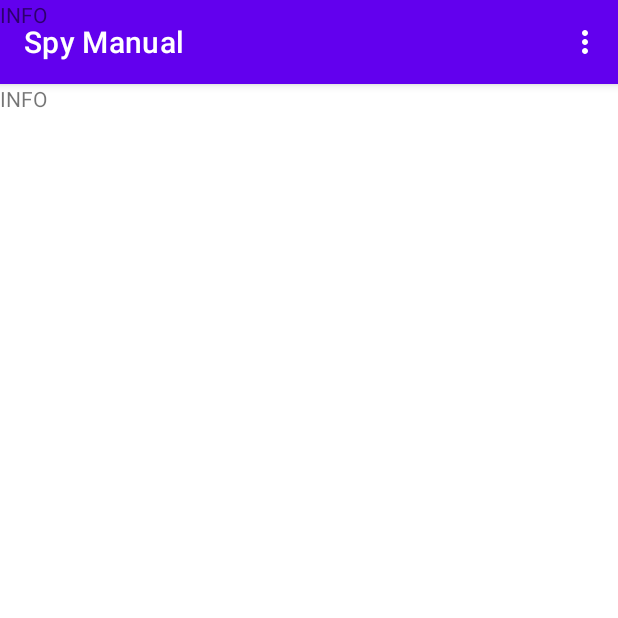
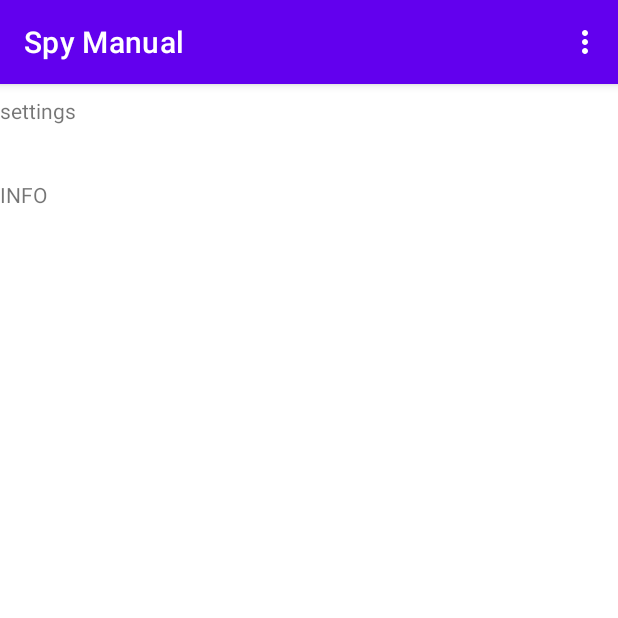
Before and after one commit to JavierEspinMegias/SpyManual, an Android app: the InfoFragment screen opened through its navigation route, in the options menu, after a tap on "Settings", on a phone screen of 412 x 824 dp, the top half of it. Run offline under Robolectric (Android 15) with nearby library versions, the phone set to English and light mode, and no system bars; our stand-ins replace navigation-ui.

```diff
--- a/app/src/main/java/app/car/spymanual/MainActivity.java
+++ b/app/src/main/java/app/car/spymanual/MainActivity.java
@@ -73,24 +73,10 @@ public class MainActivity extends AppCompatActivity {
 
     @Override
     public boolean onOptionsItemSelected(MenuItem item) {
-        // Handle action bar item clicks here. The action bar will
-        // automatically handle clicks on the Home/Up button, so long
-        // as you specify a parent activity in AndroidManifest.xml.
-        int id = item.getItemId();
-//        Toast.makeText(this, ""+item.getTitle(), Toast.LENGTH_SHORT).show();
-//        if (item.getTitle().toString().toLowerCase().equals("settings")){
-//            getSupportFragmentManager().beginTransaction().replace(android.R.id.content, new SettingsFragment()).commit();
-//        }else{
-//            getSupportFragmentManager().beginTransaction().replace(android.R.id.content, new InfoFragment()).commit();
-//        }
-
-        switch (id){
-            default:
-                Toast.makeText(this, item.getTitle(), Toast.LENGTH_SHORT).show();
-            case R.id.action_settings:
-                getSupportFragmentManager().beginTransaction().replace(android.R.id.content, new SettingsFragment()).commit();
-            case R.id.action_info:
-                getSupportFragmentManager().beginTransaction().replace(android.R.id.content, new InfoFragment()).commit();
+        if (item.getTitle().equals(getResources().getString(R.string.action_settings))){
+            getSupportFragmentManager().beginTransaction().replace(android.R.id.content, new SettingsFragment()).commit();
+        }else{
+            getSupportFragmentManager().beginTransaction().replace(android.R.id.content, new InfoFragment()).commit();
         }
 
         return super.onOptionsItemSelected(item);
--- a/app/src/main/res/layout/fragment_info.xml
+++ b/app/src/main/res/layout/fragment_info.xml
@@ -3,7 +3,8 @@
     xmlns:tools="http://schemas.android.com/tools"
     android:layout_width="match_parent"
     android:layout_height="match_parent"
-    tools:context=".InfoFragment">
+    tools:context=".InfoFragment"
+    android:paddingTop="64dp">
 
     <!-- TODO: Update blank fragment layout -->
     <TextView
--- a/app/src/main/res/layout/fragment_settings.xml
+++ b/app/src/main/res/layout/fragment_settings.xml
@@ -3,7 +3,8 @@
     xmlns:tools="http://schemas.android.com/tools"
     android:layout_width="match_parent"
     android:layout_height="match_parent"
-    tools:context=".SettingsFragment">
+    tools:context=".SettingsFragment"
+    android:paddingTop="64dp">
 
     <!-- TODO: Update blank fragment layout -->
     <TextView
```
